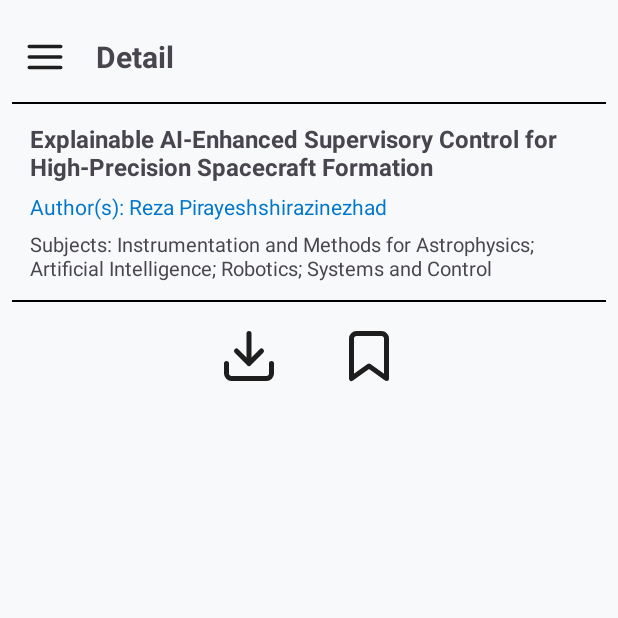
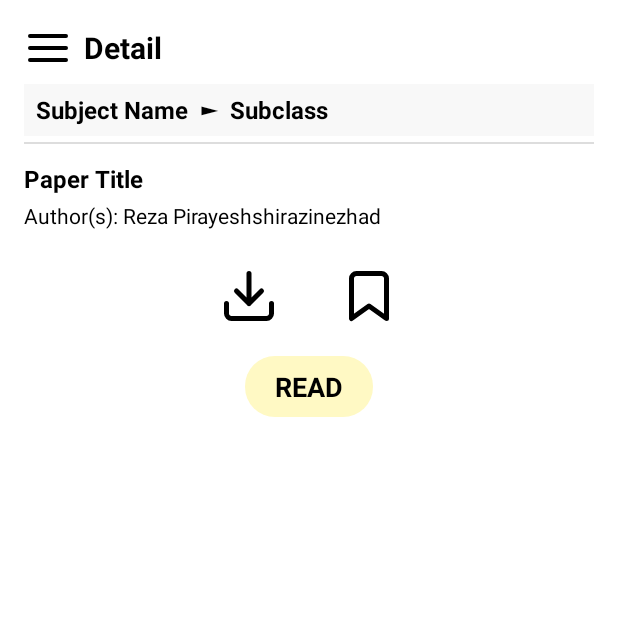
Before and after one commit to SiPhung953/Lianac, an Android app: the fragment DetailFragment placed in its activity, on a phone screen of 412 x 824 dp, the top half of it. Run offline under Robolectric (Android 15) with nearby library versions, the phone set to English and light mode, and no system bars; 4 statements that could not run were skipped.

Commit message:
Khoa Update

```diff
--- a/app/build.gradle.kts
+++ b/app/build.gradle.kts
@@ -37,6 +37,7 @@ dependencies {
     implementation(libs.material)
     implementation(libs.activity)
     implementation(libs.constraintlayout)
+    implementation("com.github.GrenderG:Toasty:1.5.2")
     testImplementation(libs.junit)
     androidTestImplementation(libs.ext.junit)
     androidTestImplementation(libs.espresso.core)
--- a/app/src/main/java/vn/edu/lianac/DetailFragment.java
+++ b/app/src/main/java/vn/edu/lianac/DetailFragment.java
@@ -1,5 +1,7 @@
 package vn.edu.lianac;
 
+import android.content.Intent;
+import android.net.Uri;
 import android.os.Bundle;
 import android.os.Handler;
 import android.view.LayoutInflater;
@@ -10,11 +12,12 @@ import android.widget.TextView;
 import android.widget.Toast;
 
 import androidx.fragment.app.Fragment;
+import androidx.fragment.app.FragmentTransaction;
 
 public class DetailFragment extends Fragment {
 
     private ImageView downloadIcon, bookmarkIcon, menuIcon;
-    private TextView statusText;
+    private TextView readButton, textSubject, textSubclass;
     private boolean isBookmarked = false;
 
     @Override
@@ -22,47 +25,117 @@ public class DetailFragment extends Fragment {
                              Bundle savedInstanceState) {
         View view = inflater.inflate(R.layout.fragment_detail, container, false);
 
+        // --- Init views ---
         downloadIcon = view.findViewById(R.id.download_icon);
         bookmarkIcon = view.findViewById(R.id.bookmark_icon);
         menuIcon = view.findViewById(R.id.menu_icon);
-        statusText = view.findViewById(R.id.download_status);
+        readButton = view.findViewById(R.id.read_button);
+        textSubject = view.findViewById(R.id.text_subject);
+        textSubclass = view.findViewById(R.id.text_subclass);
+
+        // --- Lấy dữ liệu từ arguments (nếu có) ---
+        Bundle args = getArguments();
+        String subjectName = args != null ? args.getString("subject_name", "Subject Name") : "Subject Name";
+        String subclassName = args != null ? args.getString("subclass_name", "Subclass") : "Subclass";
+        String pdfUrl = args != null ? args.getString("pdf_url", "") : "";
+
+        textSubject.setText(subjectName);
+        textSubclass.setText(subclassName);
+
+        // --- Khi ấn vào Subject Name ---
+        textSubject.setOnClickListener(v -> openSubjectFragment(subjectName));
+
+        // --- Khi ấn vào Subclass ---
+        textSubclass.setOnClickListener(v -> openSubclassFragment(subjectName, subclassName));
 
         // --- MENU ---
+        if (menuIcon != null) {
             menuIcon.setOnClickListener(v ->
                     Toast.makeText(getContext(), "Menu clicked", Toast.LENGTH_SHORT).show()
             );
+        }
 
         // --- BOOKMARK ---
+        if (bookmarkIcon != null) {
             bookmarkIcon.setOnClickListener(v -> {
                 isBookmarked = !isBookmarked;
                 if (isBookmarked) {
-                bookmarkIcon.setImageResource(R.drawable.bookmark_done); // icon filled màu đen
+                    bookmarkIcon.setImageResource(R.drawable.bookmark_done);
                     Toast.makeText(getContext(), "Saved", Toast.LENGTH_SHORT).show();
                 } else {
                     bookmarkIcon.setImageResource(R.drawable.bookmark);
                     Toast.makeText(getContext(), "Unsaved", Toast.LENGTH_SHORT).show();
                 }
             });
+        }
 
-        // --- DOWNLOAD ---
+        // --- DOWNLOAD (popup) ---
+        if (downloadIcon != null) {
             downloadIcon.setOnClickListener(v -> {
-            statusText.setText("Loading...");
+                Toast.makeText(getContext(), "Loading...", Toast.LENGTH_SHORT).show();
                 downloadIcon.setEnabled(false);
 
-            // Giả lập quá trình tải
                 new Handler().postDelayed(() -> {
-                boolean success = Math.random() > 0.3; // 70% thành công
+                    boolean success = Math.random() > 0.3;
                     if (success) {
-                    downloadIcon.setImageResource(R.drawable.check); // icon tick
-                    statusText.setText("Done!");
+                        downloadIcon.setImageResource(R.drawable.check);
+                        Toast.makeText(getContext(), "Done!", Toast.LENGTH_SHORT).show();
                     } else {
-                    downloadIcon.setImageResource(R.drawable.cancel); // icon error
-                    statusText.setText("Error!");
+                        downloadIcon.setImageResource(R.drawable.cancel);
+                        Toast.makeText(getContext(), "Error!", Toast.LENGTH_SHORT).show();
                     }
                     downloadIcon.setEnabled(true);
-            }, 2000); // 2 giây
+                }, 2000);
             });
+        }
+
+        // --- READ BUTTON ---
+        if (readButton != null) {
+            readButton.setOnClickListener(v -> {
+                if (pdfUrl.isEmpty()) {
+                    Toast.makeText(getContext(), "No PDF link available!", Toast.LENGTH_SHORT).show();
+                    return;
+                }
+
+                Intent intent = new Intent(Intent.ACTION_VIEW);
+                intent.setDataAndType(Uri.parse(pdfUrl), "application/pdf");
+                intent.setFlags(Intent.FLAG_ACTIVITY_NO_HISTORY);
+
+                try {
+                    startActivity(intent);
+                } catch (Exception e) {
+                    Toast.makeText(getContext(), "No app found to open PDF!", Toast.LENGTH_SHORT).show();
+                }
+            });
+        }
 
         return view;
     }
+
+    // --- Mở SubjectFragment (hiển thị danh sách subject) ---
+    private void openSubjectFragment(String subjectName) {
+        Fragment fragment = new SubjectFragment();
+        Bundle args = new Bundle();
+        args.putString("subject_name", subjectName);
+        fragment.setArguments(args);
+
+        FragmentTransaction transaction = requireActivity().getSupportFragmentManager().beginTransaction();
+        transaction.replace(R.id.fragment_container, fragment);
+        transaction.addToBackStack(null);
+        transaction.commit();
     }
+
+    // --- Mở SubclassFragment (hiển thị danh sách bài viết trong subclass) ---
+    private void openSubclassFragment(String subjectName, String subclassName) {
+        Fragment fragment = new SubclassFragment();
+        Bundle args = new Bundle();
+        args.putString("subject_name", subjectName);
+        args.putString("subclass_name", subclassName);
+        fragment.setArguments(args);
+
+        FragmentTransaction transaction = requireActivity().getSupportFragmentManager().beginTransaction();
+        transaction.replace(R.id.fragment_container, fragment);
+        transaction.addToBackStack(null);
+        transaction.commit();
+    }
+}
--- /dev/null
+++ b/app/src/main/res/drawable/bg_read_button.xml
@@ -0,0 +1,20 @@
+<shape xmlns:android="http://schemas.android.com/apk/res/android"
+    android:shape="rectangle">
+    <solid android:color="#FFF9C4" /> <!-- light yellow -->
+    <corners android:radius="20dp" /> <!-- round -->
+    <selector xmlns:android="http://schemas.android.com/apk/res/android">
+        <item android:state_pressed="true">
+            <shape android:shape="rectangle">
+                <solid android:color="#FFE082"/> <!-- vàng đậm hơn khi nhấn -->
+                <corners android:radius="20dp"/>
+            </shape>
+        </item>
+        <item>
+            <shape android:shape="rectangle">
+                <solid android:color="#FFF9C4"/> <!-- vàng nhạt -->
+                <corners android:radius="20dp"/>
+            </shape>
+        </item>
+    </selector>
+
+</shape>
--- a/app/src/main/res/layout/fragment_detail.xml
+++ b/app/src/main/res/layout/fragment_detail.xml
@@ -4,111 +4,141 @@
     android:layout_width="match_parent"
     android:layout_height="match_parent"
     android:orientation="vertical"
-    android:background="#F8F9FA"
-    android:padding="8dp">
+    android:padding="16dp"
+    android:background="@android:color/white">
 
-    <!-- header -->
+    <!-- Top bar -->
     <LinearLayout
         android:layout_width="match_parent"
         android:layout_height="wrap_content"
-        android:gravity="center_vertical"
         android:orientation="horizontal"
-        android:paddingVertical="8dp">
+        android:gravity="center_vertical">
 
         <ImageView
             android:id="@+id/menu_icon"
-            android:layout_width="28dp"
-            android:layout_height="28dp"
+            android:layout_width="32dp"
+            android:layout_height="32dp"
             android:src="@drawable/menu"
-            android:contentDescription="Menu"
-            android:layout_margin="8dp"
-            app:tint="@null" />
+            app:tint="@android:color/black" />
 
         <TextView
+            android:id="@+id/title_detail"
             android:layout_width="wrap_content"
             android:layout_height="wrap_content"
             android:text="Detail"
+            android:textColor="@android:color/black"
             android:textSize="20sp"
             android:textStyle="bold"
-            android:layout_marginStart="12dp" />
+            android:layout_marginStart="8dp" />
+    </LinearLayout>
+
+    <!-- Breadcrumb Bar -->
+    <LinearLayout
+        android:id="@+id/breadcrumb_bar"
+        android:layout_width="match_parent"
+        android:layout_height="wrap_content"
+        android:orientation="horizontal"
+        android:paddingVertical="6dp"
+        android:paddingHorizontal="8dp"
+        android:background="#F8F8F8"
+        android:layout_marginTop="8dp">
+
+        <TextView
+            android:id="@+id/text_subject"
+            android:layout_width="wrap_content"
+            android:layout_height="wrap_content"
+            android:text="Subject Name"
+            android:textStyle="bold"
+            android:textSize="16sp"
+            android:textColor="@android:color/black"
+            android:clickable="true"
+            android:focusable="true"/>
+
+        <TextView
+            android:id="@+id/arrow_separator"
+            android:layout_width="wrap_content"
+            android:layout_height="wrap_content"
+            android:text="  ►  "
+            android:textStyle="bold"
+            android:textSize="16sp"
+            android:textColor="@android:color/black"/>
+
+        <TextView
+            android:id="@+id/text_subclass"
+            android:layout_width="wrap_content"
+            android:layout_height="wrap_content"
+            android:text="Subclass"
+            android:textStyle="bold"
+            android:textSize="16sp"
+            android:textColor="@android:color/black"
+            android:clickable="true"
+            android:focusable="true"/>
     </LinearLayout>
 
     <View
         android:layout_width="match_parent"
         android:layout_height="1dp"
-        android:background="#000" />
+        android:background="#DDDDDD"
+        android:layout_marginTop="4dp" />
 
     <!-- Main -->
-    <LinearLayout
-        android:layout_width="match_parent"
-        android:layout_height="wrap_content"
-        android:orientation="vertical"
-        android:padding="12dp">
-
     <TextView
         android:id="@+id/paper_title"
         android:layout_width="match_parent"
         android:layout_height="wrap_content"
-            android:text="Explainable AI-Enhanced Supervisory Control for High-Precision Spacecraft Formation"
+        android:text="Paper Title"
         android:textStyle="bold"
         android:textSize="16sp"
-            android:layout_marginBottom="6dp" />
+        android:textColor="@android:color/black"
+        android:layout_marginTop="12dp" />
 
     <TextView
         android:id="@+id/paper_author"
-            android:layout_width="wrap_content"
+        android:layout_width="match_parent"
         android:layout_height="wrap_content"
         android:text="Author(s): Reza Pirayeshshirazinezhad"
-            android:textColor="#0077CC"
-            android:textSize="14sp"
-            android:layout_marginBottom="6dp" />
+        android:textColor="@android:color/black"
+        android:layout_marginTop="4dp" />
 
-        <TextView
-            android:id="@+id/paper_subject"
-            android:layout_width="match_parent"
-            android:layout_height="wrap_content"
-            android:text="Subjects: Instrumentation and Methods for Astrophysics; Artificial Intelligence; Robotics; Systems and Control"
-            android:textSize="13sp" />
-    </LinearLayout>
-
-    <!-- Line -->
-    <View
-        android:layout_width="match_parent"
-        android:layout_height="1dp"
-        android:background="#000" />
-
-    <!-- icon Download - Status - Bookmark -->
+    <!-- Icons below -->
     <LinearLayout
         android:layout_width="match_parent"
         android:layout_height="wrap_content"
+        android:gravity="center"
         android:orientation="horizontal"
-        android:gravity="center"
-        android:layout_marginTop="16dp">
+        android:layout_marginTop="24dp">
 
         <ImageView
             android:id="@+id/download_icon"
             android:layout_width="40dp"
             android:layout_height="40dp"
             android:src="@drawable/download"
-            android:contentDescription="Download"
-            android:layout_marginEnd="20dp" />
-
-        <TextView
-            android:id="@+id/download_status"
-            android:layout_width="wrap_content"
-            android:layout_height="wrap_content"
-            android:text=""
-            android:textColor="#000"
-            android:textSize="14sp"
-            android:layout_marginEnd="20dp" />
+            android:layout_marginEnd="40dp"
+            app:tint="@android:color/black" />
 
         <ImageView
             android:id="@+id/bookmark_icon"
             android:layout_width="40dp"
             android:layout_height="40dp"
             android:src="@drawable/bookmark"
-            android:contentDescription="Bookmark" />
+            app:tint="@android:color/black" />
+    </LinearLayout>
+
+    <!-- READ btn -->
+    <TextView
+        android:id="@+id/read_button"
+        android:layout_width="wrap_content"
+        android:layout_height="wrap_content"
+        android:text="READ"
+        android:textStyle="bold"
+        android:textColor="@android:color/black"
+        android:textSize="18sp"
+        android:paddingHorizontal="20dp"
+        android:paddingVertical="8dp"
+        android:background="@drawable/bg_read_button"
+        android:layout_marginTop="20dp"
+        android:layout_gravity="center"
+        android:clickable="true"
+        android:focusable="true" />
 
 </LinearLayout>
-
-</LinearLayout>
--- a/app/src/main/res/values/colors.xml
+++ b/app/src/main/res/values/colors.xml
@@ -2,4 +2,5 @@
 <resources>
     <color name="black">#FF000000</color>
     <color name="white">#FFFFFFFF</color>
+    <color name="purple_700">#3700B3</color>
 </resources>
--- a/app/src/main/res/values/strings.xml
+++ b/app/src/main/res/values/strings.xml
@@ -2,4 +2,5 @@
     <string name="app_name">Lianac</string>
     <!-- TODO: Remove or change this placeholder text -->
     <string name="hello_blank_fragment">Hello blank fragment</string>
+    <string name="subject">Subject: ...</string>
 </resources>
--- a/settings.gradle.kts
+++ b/settings.gradle.kts
@@ -16,6 +16,7 @@ dependencyResolutionManagement {
     repositories {
         google()
         mavenCentral()
+        maven { url = uri("https://jitpack.io") }
     }
 }
 
```
Also changed, not shown: app/src/main/java/vn/edu/lianac/SubclassFragment.java (added, +46 -0 lines), app/src/main/java/vn/edu/lianac/SubjectFragment.java (added, +124 -0 lines), app/src/main/res/layout/fragment_subclass.xml (added, +14 -0 lines), app/src/main/res/layout/fragment_subject.xml (added, +66 -0 lines), 1 other file. Lines whose indentation alone changed are shown as unchanged.
